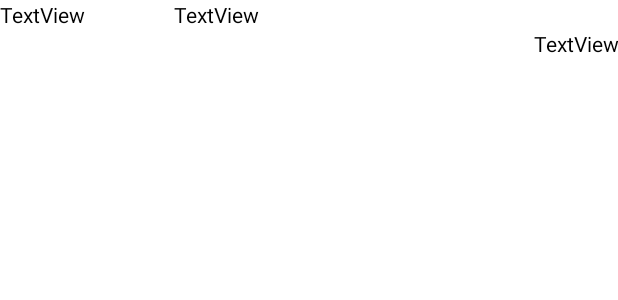
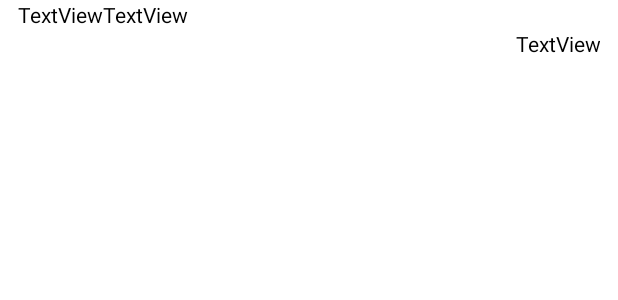
Before and after one commit to GGE2/Macha, an Android app: the layout item_chat.xml on its own in the app's theme, with its tools: preview values and no code run, on a phone screen of 412 x 824 dp. Shown: the top 300 px of the screen. Run offline under Robolectric (Android 15) with nearby library versions, the phone set to English and light mode, and no system bars; Roboto replaces fonts that are not available here.

Commit message:
채팅 레이아웃 수정

```diff
--- a/app/src/main/java/com/example/final_pjt/adapter/ChatAdapter.kt
+++ b/app/src/main/java/com/example/final_pjt/adapter/ChatAdapter.kt
@@ -25,7 +25,7 @@ class ChatAdapter(var list : List<Message>) : RecyclerView.Adapter<ChatAdapter.C
             } else {
                 binding.chatMyLayout.visibility = View.GONE
                 binding.chatOtherMsg.text = message.text
-                binding.chatOtherNickName.text = message.user.nickname
+                binding.chatOtherNickName.text = "${message.user.nickname} : "
                 if(message.messageType == MessageTypeEnum.NOTICE){
                     binding.chatOtherNickName.visibility = View.GONE
                     binding.chatOtherMsg.gravity = Gravity.CENTER
--- a/app/src/main/res/layout/item_chat.xml
+++ b/app/src/main/res/layout/item_chat.xml
@@ -14,7 +14,7 @@
             android:id="@+id/chat_other_nickName"
             android:layout_width="wrap_content"
             android:layout_height="wrap_content"
-            android:layout_weight="1"
+            android:layout_marginStart="12dp"
             android:text="TextView"
             android:textColor="#000000" />
 
@@ -37,6 +37,7 @@
             android:id="@+id/chat_my_msg"
             android:layout_width="wrap_content"
             android:layout_height="wrap_content"
+            android:layout_marginEnd="12dp"
             android:layout_weight="1"
             android:gravity="end"
             android:text="TextView"
```
